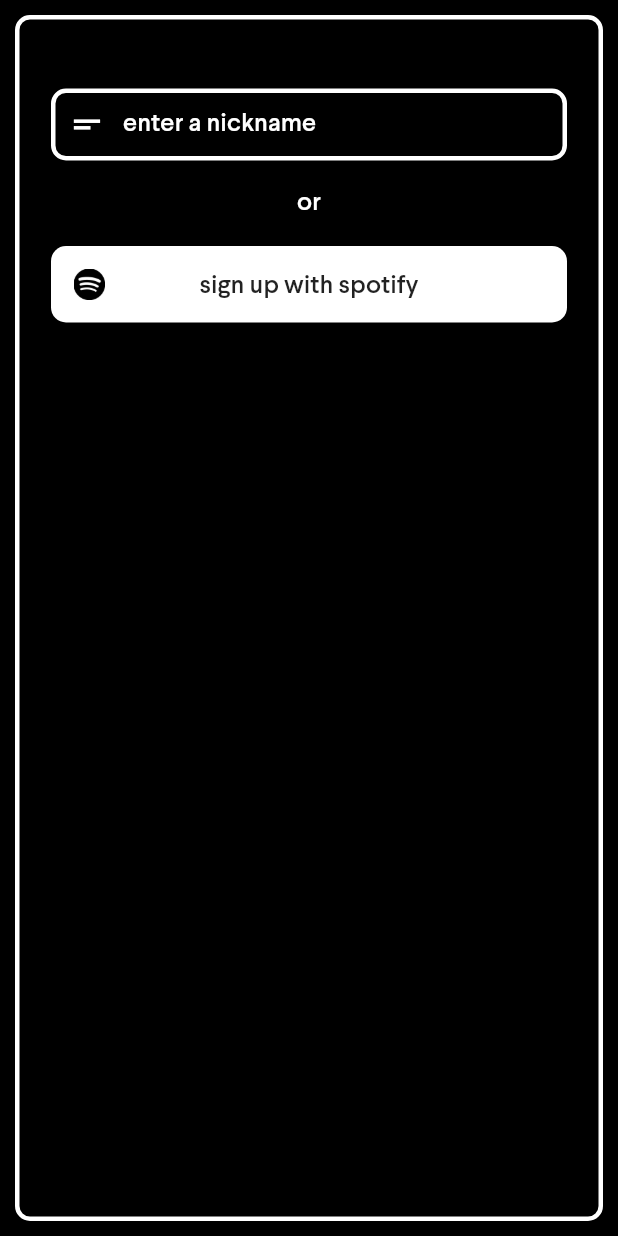
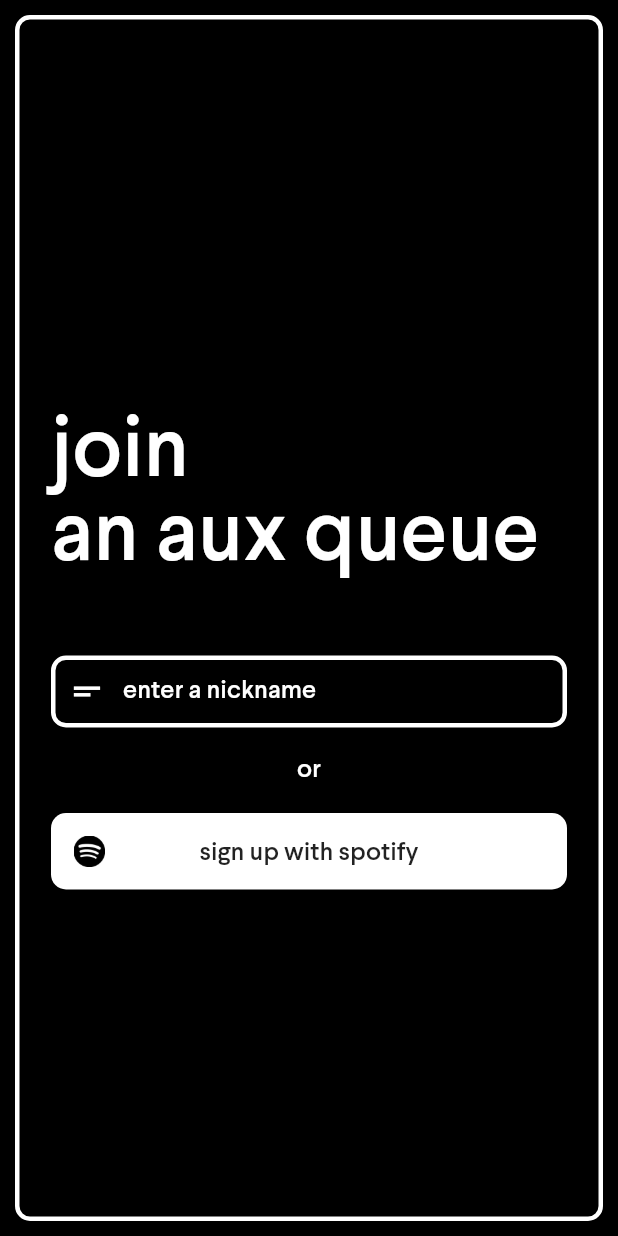
Before and after one commit to j3remych3n/pass-the-aux, a Flutter app: the screen it shows after launch, on a phone screen of 412 x 824 dp. Run offline on Flutter 3.47's test engine with Material 2 defaults, Android fonts, the phone set to English and light mode, and no system bars.

Commit message:
uncommented nux container code

```diff
--- a/aux_ui/lib/widgets/nux_container.dart
+++ b/aux_ui/lib/widgets/nux_container.dart
@@ -27,12 +27,12 @@ class NuxContainer extends StatelessWidget {
             child: Column(
               mainAxisSize: MainAxisSize.max,
               children: <Widget>[
-                // Expanded(
-                //   child: Padding(
-                //     padding: EdgeInsets.only(bottom: 25),
-                //     child: this.topWidget,
-                //   )
-                // ),
+                Expanded(
+                  child: Padding(
+                    padding: EdgeInsets.only(bottom: 25),
+                    child: this.topWidget,
+                  )
+                ),
                 Expanded(
                   child: Padding(
                     padding: EdgeInsets.only(top: 25),
```
